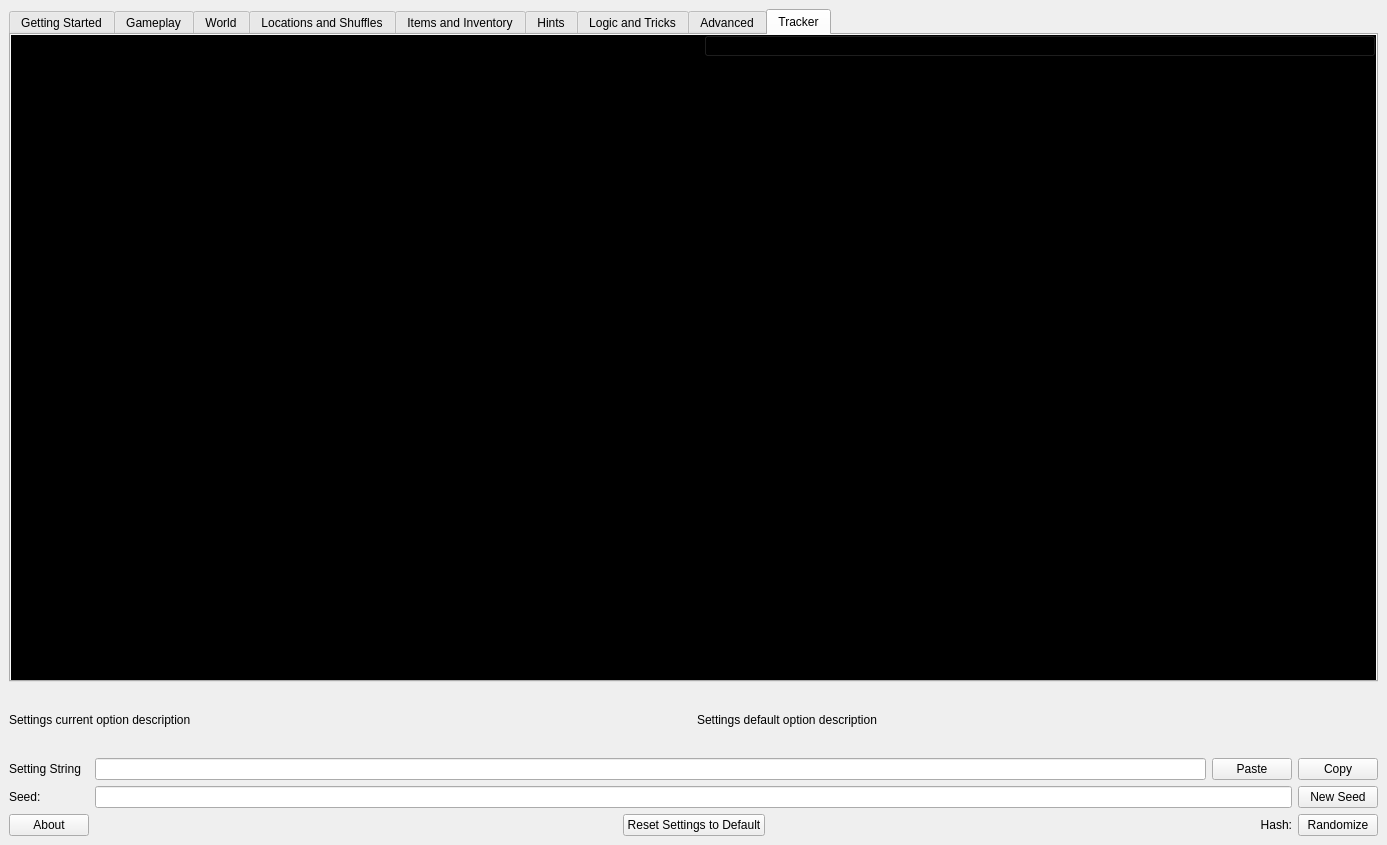
First picture: the form in gui/ui/main.ui, repository mint-choc-chip-skyblade/sshd-rando, before the edit.
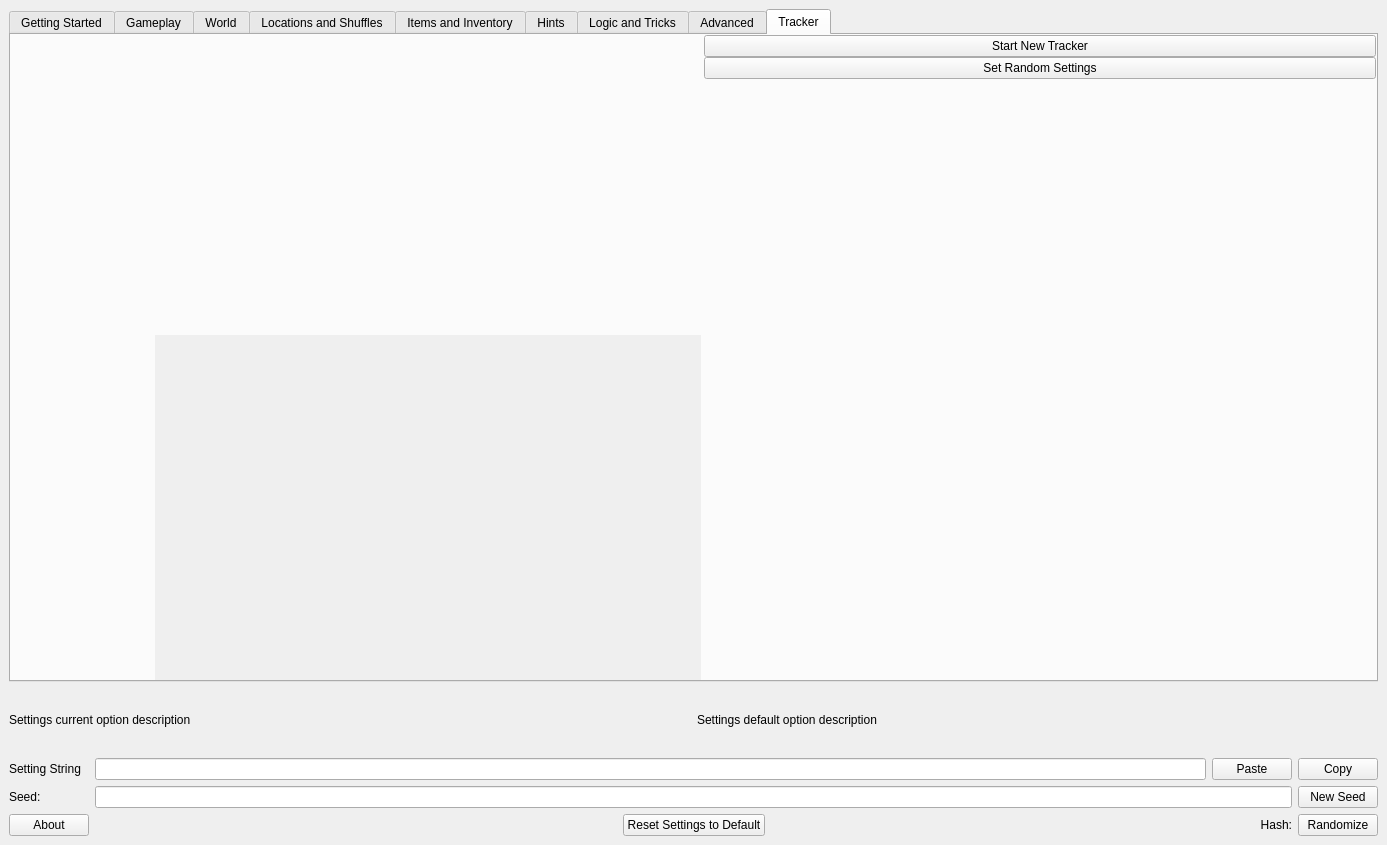
Second picture: the form after the edit. Custom widgets are drawn as their Qt base class.

Commit message: implement choosing random settings

Patch:
```diff
--- a/gui/ui/main.ui
+++ b/gui/ui/main.ui
@@ -3299,8 +3299,10 @@
       </widget>
       <widget class="QWidget" name="tracker_tab">
        <property name="styleSheet">
-        <string notr="true">QWidget {
-  background: black;
+        <string notr="true">background: black;
+
+QPushButton {
+  background: gray;
 }</string>
        </property>
        <attribute name="title">
@@ -3494,6 +3496,13 @@
             </property>
            </widget>
           </item>
+          <item>
+           <widget class="QPushButton" name="set_random_settings_button">
+            <property name="text">
+             <string>Set Random Settings</string>
+            </property>
+           </widget>
+          </item>
           <item>
            <spacer name="tracker_info_layout_spacer">
             <property name="orientation">
@@ -3556,7 +3565,7 @@
                <x>0</x>
                <y>0</y>
                <width>546</width>
-               <height>319</height>
+               <height>311</height>
               </rect>
              </property>
              <property name="maximumSize">
```
Left out of the diff: 3 changed lines with no effect on the pictures. The commit also changes 6 other files.
